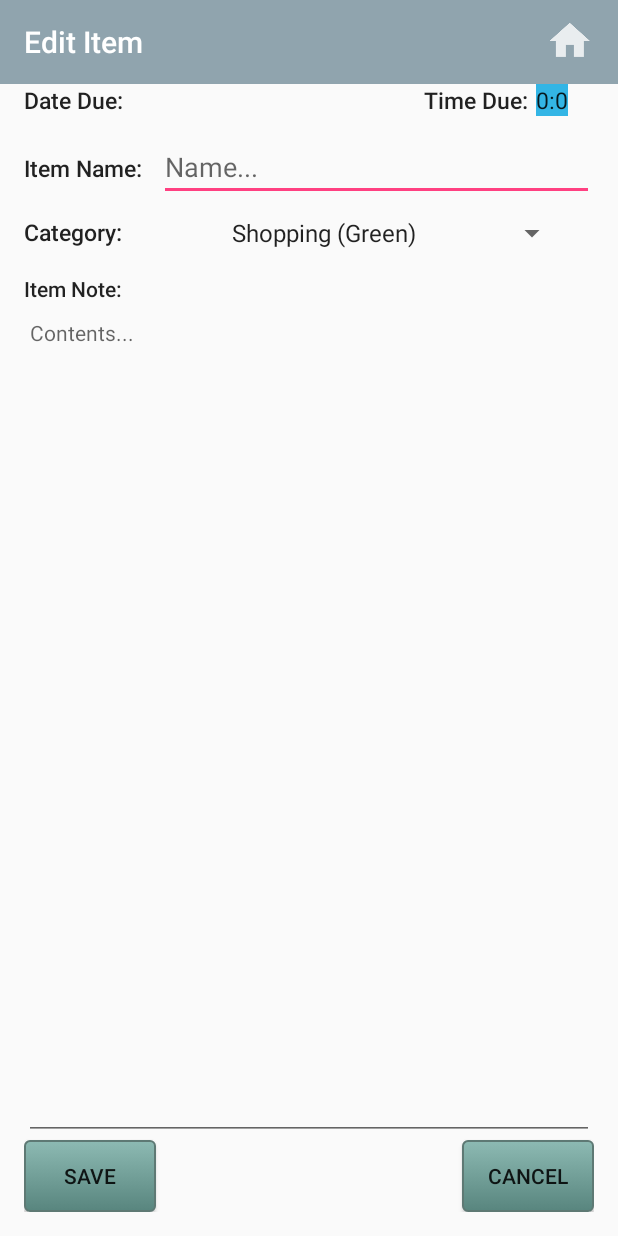
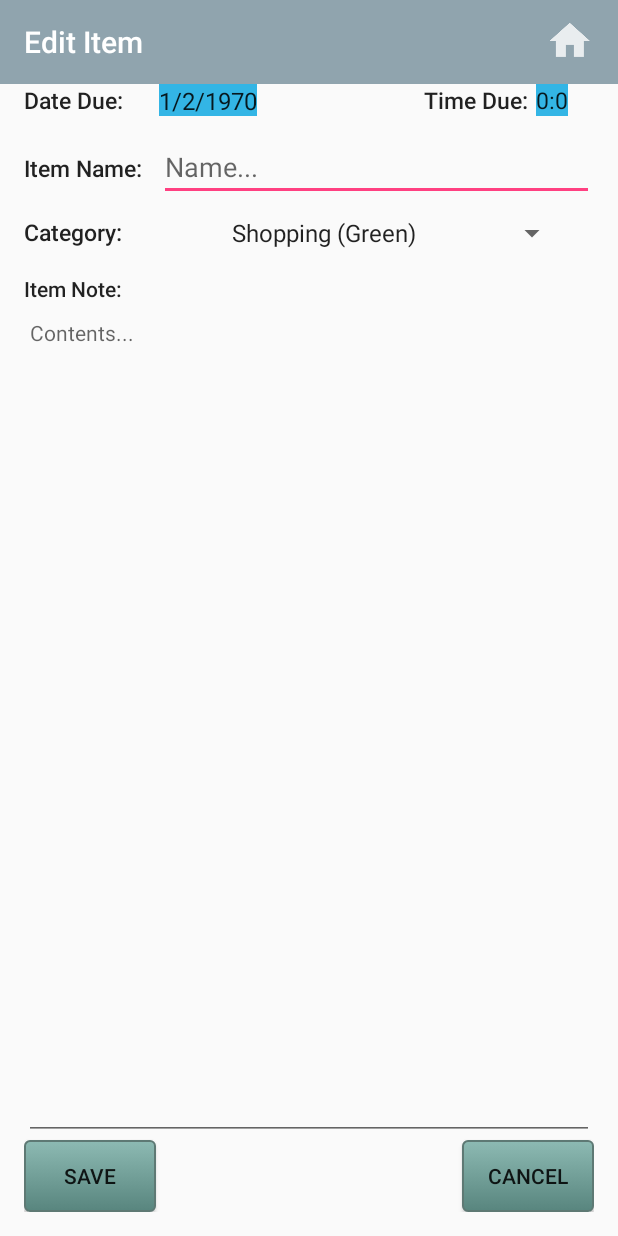
Before and after one commit to VonSwirl/AndroidApplication-2ndYear-Generalist, an Android app: the Editing screen opened directly, with no data from a screen before it, on a phone screen of 412 x 824 dp. Run offline under Robolectric (Android 15) with nearby library versions, the phone set to English and light mode, and no system bars; 7 statements that could not run were skipped.

Commit message:
bug fixed edit screen

```diff
--- a/app/src/main/res/layout/activity_editing.xml
+++ b/app/src/main/res/layout/activity_editing.xml
@@ -113,7 +113,7 @@
             android:layout_alignParentBottom="true"
             android:layout_alignParentEnd="true" />
 
-
+        <TextView
             android:id="@+id/viewDateedit"
             android:layout_width="wrap_content"
             android:layout_height="wrap_content"
@@ -126,7 +126,6 @@
             android:onClick="setDate"
             android:text=""
             android:textAppearance="@style/TextAppearance.AppCompat.Widget.TextView.SpinnerItem" />
-
 
         <TextView
             android:id="@+id/dateTitle"
```
